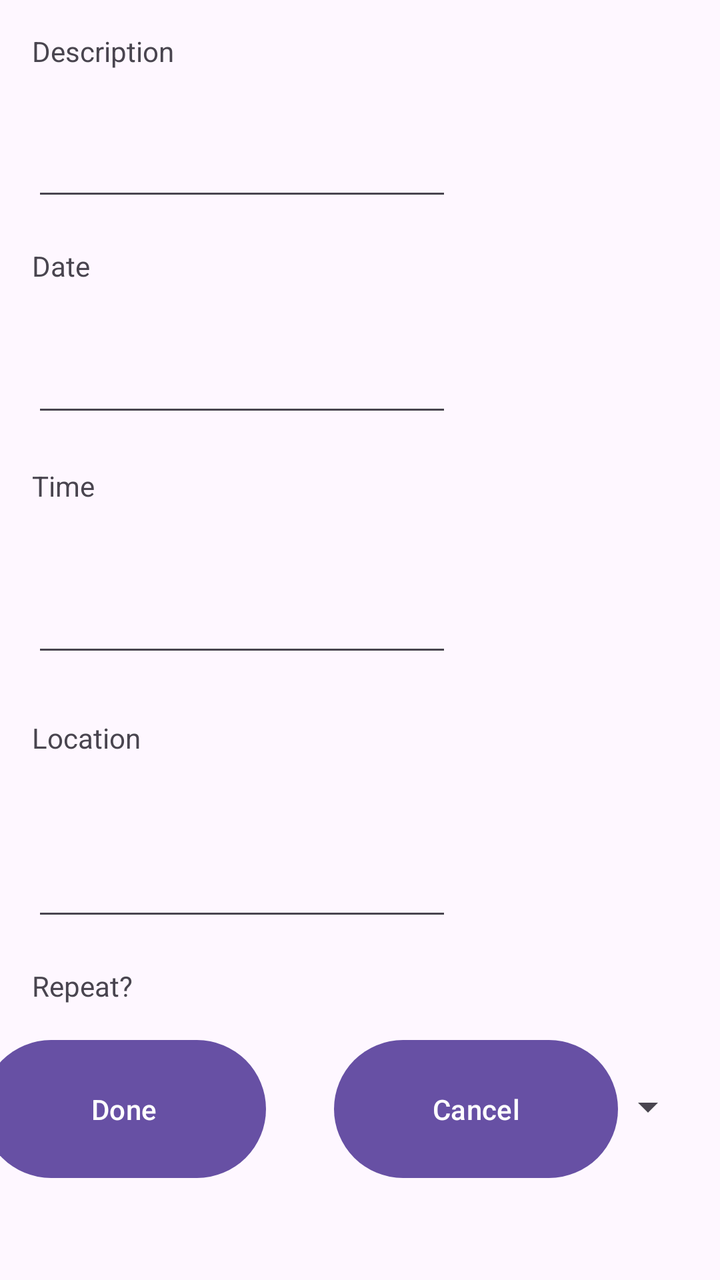
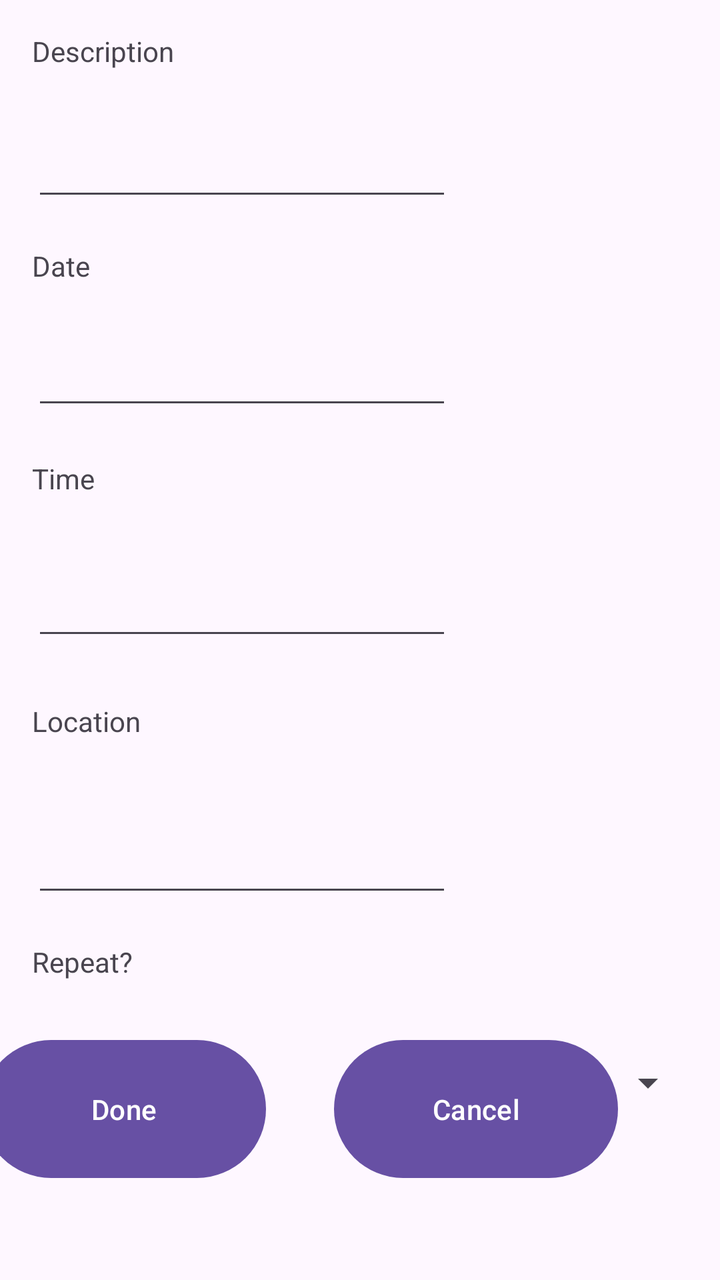

Compare the two renders of this Android layout. The source of the first and the diff that turns it into the second are given below.
<!-- AndroidManifest.xml: application theme Theme.AppInterface1 -->
<!-- res/layout/activity_set_reminders.xml -->
<?xml version="1.0" encoding="utf-8"?>
<androidx.constraintlayout.widget.ConstraintLayout xmlns:android="http://schemas.android.com/apk/res/android"
    xmlns:app="http://schemas.android.com/apk/res-auto"
    xmlns:tools="http://schemas.android.com/tools"
    android:id="@+id/main"
    android:layout_width="match_parent"
    android:layout_height="match_parent"
    tools:context=".setReminders">

  <Button
      android:id="@+id/btnDone"
      android:layout_width="142dp"
      android:layout_height="77dp"
      android:layout_marginStart="16dp"
      android:layout_marginEnd="60dp"
      android:layout_marginBottom="47dp"
      android:onClick="done"
      android:text="Done"
      app:layout_constraintBottom_toBottomOf="parent"
      app:layout_constraintEnd_toStartOf="@+id/btnCancel"
      app:layout_constraintStart_toStartOf="parent" />

  <EditText
      android:id="@+id/uiDate"
      android:layout_width="wrap_content"
      android:layout_height="wrap_content"
      android:layout_marginStart="16dp"
      android:layout_marginTop="172dp"
      android:ems="10"
      app:layout_constraintStart_toStartOf="parent"
      app:layout_constraintTop_toTopOf="parent" />

  <EditText
      android:id="@+id/uiDescription"
      android:layout_width="wrap_content"
      android:layout_height="wrap_content"
      android:layout_marginStart="16dp"
      android:layout_marginTop="12dp"
      android:ems="10"
      app:layout_constraintStart_toStartOf="parent"
      app:layout_constraintTop_toBottomOf="@+id/textDescription" />

  <EditText
      android:id="@+id/uiTime"
      android:layout_width="wrap_content"
      android:layout_height="wrap_content"
      android:layout_marginStart="16dp"
      android:layout_marginTop="292dp"
      android:ems="10"
      app:layout_constraintStart_toStartOf="parent"
      app:layout_constraintTop_toTopOf="parent" />

  <EditText
      android:id="@+id/uiLocation"
      android:layout_width="wrap_content"
      android:layout_height="wrap_content"
      android:layout_marginStart="16dp"
      android:layout_marginTop="424dp"
      android:ems="10"
      app:layout_constraintStart_toStartOf="parent"
      app:layout_constraintTop_toTopOf="parent" />

  <TextView
      android:id="@+id/textDescription"
      android:layout_width="218dp"
      android:layout_height="36dp"
      android:layout_marginStart="16dp"
      android:layout_marginTop="16dp"
      android:text="Description"
      app:layout_constraintStart_toStartOf="parent"
      app:layout_constraintTop_toTopOf="parent" />

  <TextView
      android:id="@+id/textDate"
      android:layout_width="218dp"
      android:layout_height="36dp"
      android:layout_marginStart="16dp"
      android:layout_marginTop="18dp"
      android:text="Date"
      app:layout_constraintStart_toStartOf="parent"
      app:layout_constraintTop_toBottomOf="@+id/uiDescription" />

  <TextView
      android:id="@+id/textTime"
      android:layout_width="218dp"
      android:layout_height="36dp"
      android:layout_marginStart="16dp"
      android:layout_marginTop="20dp"
      android:text="Time"
      app:layout_constraintStart_toStartOf="parent"
      app:layout_constraintTop_toBottomOf="@+id/uiDate" />

  <TextView
      android:id="@+id/textLocation"
      android:layout_width="218dp"
      android:layout_height="36dp"
      android:layout_marginStart="16dp"
      android:layout_marginTop="26dp"
      android:text="Location"
      app:layout_constraintStart_toStartOf="parent"
      app:layout_constraintTop_toBottomOf="@+id/uiTime" />

  <TextView
      android:id="@+id/textRepeat"
      android:layout_width="106dp"
      android:layout_height="29dp"
      android:layout_marginStart="16dp"
      android:layout_marginTop="18dp"
      android:text="Repeat?"
      app:layout_constraintStart_toStartOf="parent"
      app:layout_constraintTop_toBottomOf="@+id/uiLocation" />

  <Spinner
      android:id="@+id/dropdownRepeat"
      android:layout_width="333dp"
      android:layout_height="26dp"
      android:layout_marginStart="15dp"
      android:layout_marginTop="28dp"
      android:spinnerMode="dropdown"
      app:layout_constraintStart_toStartOf="parent"
      app:layout_constraintTop_toBottomOf="@+id/textRepeat" />

  <Button
      android:id="@+id/btnCancel"
      android:layout_width="142dp"
      android:layout_height="77dp"
      android:layout_marginEnd="51dp"
      android:layout_marginBottom="47dp"
      android:onClick="cancel"
      android:text="Cancel"
      app:layout_constraintBottom_toBottomOf="parent"
      app:layout_constraintEnd_toEndOf="parent" />

</androidx.constraintlayout.widget.ConstraintLayout>
<!-- resources referenced by this layout -->
<resources>
  <style name="Theme.AppInterface1" parent="Base.Theme.AppInterface1" />
  <style name="Base.Theme.AppInterface1" parent="Theme.Material3.DayNight.NoActionBar">
          
          
      </style>
</resources>

<!-- the commit's change to res/layout/activity_set_reminders.xml (unified diff, before → after) -->
@@ -25,10 +25,10 @@
       android:layout_width="wrap_content"
       android:layout_height="wrap_content"
       android:layout_marginStart="16dp"
-      android:layout_marginTop="172dp"
+      android:layout_marginTop="9dp"
       android:ems="10"
       app:layout_constraintStart_toStartOf="parent"
-      app:layout_constraintTop_toTopOf="parent" />
+      app:layout_constraintTop_toBottomOf="@+id/textDate" />
 
   <EditText
       android:id="@+id/uiDescription"
@@ -45,20 +45,20 @@
       android:layout_width="wrap_content"
       android:layout_height="wrap_content"
       android:layout_marginStart="16dp"
-      android:layout_marginTop="292dp"
+      android:layout_marginTop="18dp"
       android:ems="10"
       app:layout_constraintStart_toStartOf="parent"
-      app:layout_constraintTop_toTopOf="parent" />
+      app:layout_constraintTop_toBottomOf="@+id/textTime" />
 
   <EditText
       android:id="@+id/uiLocation"
       android:layout_width="wrap_content"
       android:layout_height="wrap_content"
       android:layout_marginStart="16dp"
-      android:layout_marginTop="424dp"
+      android:layout_marginTop="25dp"
       android:ems="10"
       app:layout_constraintStart_toStartOf="parent"
-      app:layout_constraintTop_toTopOf="parent" />
+      app:layout_constraintTop_toBottomOf="@+id/textLocation" />
 
   <TextView
       android:id="@+id/textDescription"
